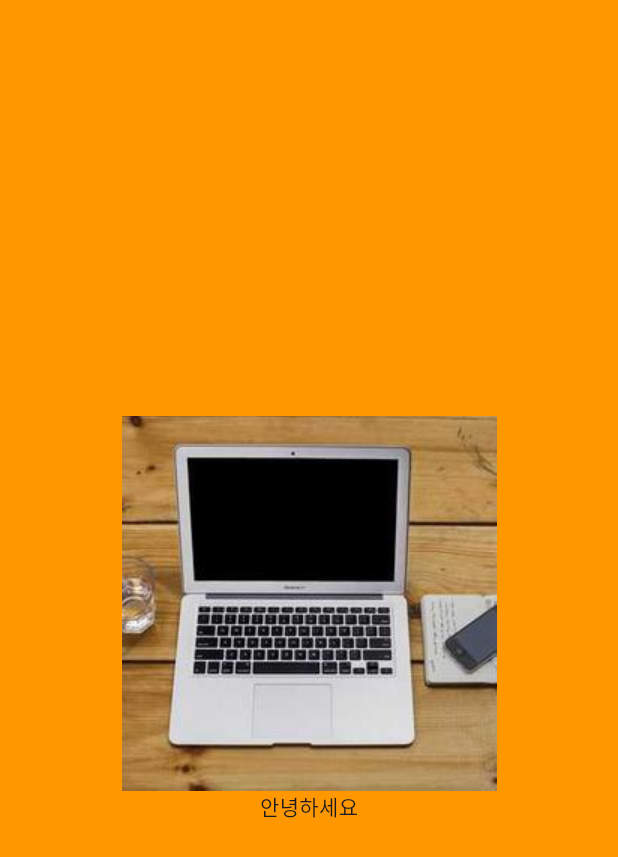
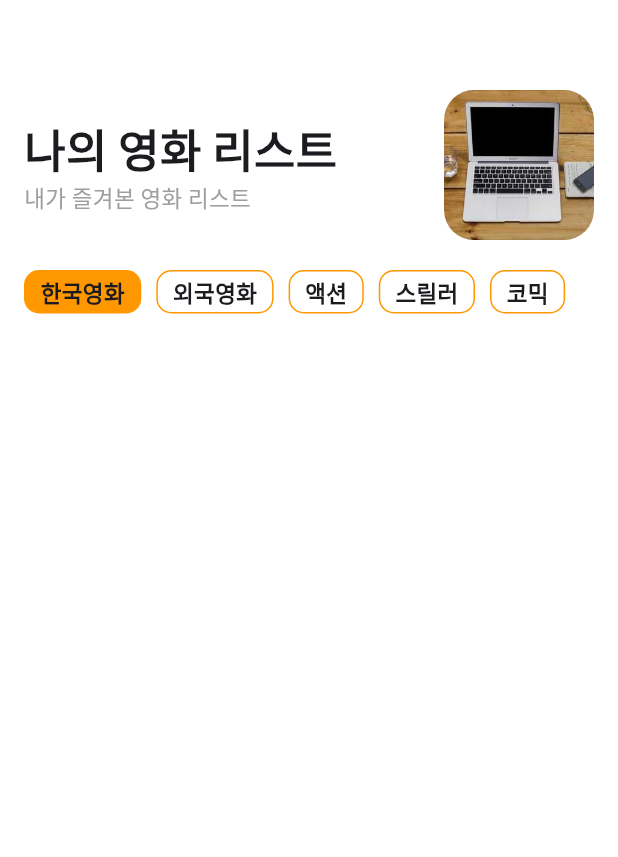
Before and after one commit to mwpark01/my_movie_list, a Flutter app: the screen it shows after launch, on a phone screen of 412 x 824 dp. Shown: the top 857 px of the screen. Run offline on Flutter 3.47's test engine with Material 3 defaults, Android fonts, the phone set to English and light mode, and no system bars; our stand-ins replace google_fonts.

Commit message:
홈 화면에 영화 리스트 및 유형 선택 버튼 추가

```diff
--- a/lib/Screen/home_screen.dart
+++ b/lib/Screen/home_screen.dart
@@ -9,21 +9,146 @@ class HomeScreen extends StatefulWidget {
 }
 
 class _HomeScreenState extends State<HomeScreen> {
+  String nowType = '한국영화';
+
   @override
   Widget build(BuildContext context) {
     return Scaffold(
       body: Container(
+        // 안쪽으로 padding
+        padding: EdgeInsets.symmetric(horizontal: 16),
         width: double.infinity,
         height: double.infinity,
-        color: Colors.orange,
+        color: Colors.white,
         child: Column(
-          mainAxisAlignment: MainAxisAlignment.center,
           children: [
-            Image.asset('assets/images/test.jpg'),
-            Text('안녕하세요'),
+            SizedBox(height: 60),
+            Row(
+              mainAxisAlignment: MainAxisAlignment.spaceBetween,
+              children: [
+                Column(
+                  // 긴 텍스트 기준으로 정렬
+                  crossAxisAlignment: CrossAxisAlignment.start,
+                  children: [
+                    Text(
+                      '나의 영화 리스트',
+                      style: TextStyle(
+                        fontSize: 30,
+                        fontWeight: FontWeight.bold,
+                      ),
+                    ),
+                    Text(
+                      '내가 즐겨본 영화 리스트',
+                      style: TextStyle(fontSize: 15, color: Colors.grey),
+                    ),
+                  ],
+                ),
+                ClipRRect(
+                  borderRadius: BorderRadius.circular(20),
+                  child: Image.asset(
+                    'assets/images/test.jpg',
+                    width: 100,
+                    height: 100,
+                  ),
+                ),
+              ],
+            ),
+            SizedBox(height: 20),
+
+            Container(
+              width: double.infinity,
+              child: SingleChildScrollView(
+                scrollDirection: Axis.horizontal,
+                child: Row(
+                  mainAxisAlignment: MainAxisAlignment.start,
+                  children: [
+                    TypeButton(
+                      text: '한국영화',
+                      isSelected: nowType == '한국영화',
+                      onSelected: (){
+                        setState(() {
+                          nowType = '한국영화';
+                        });
+                        },
+                      ),
+                    TypeButton(
+                      text: '외국영화',
+                      isSelected: nowType == '외국영화',
+                      onSelected: (){
+                        setState(() {
+                          nowType = '외국영화';
+                        });
+                      },
+                    ),
+                    TypeButton(
+                      text: '액션',
+                      isSelected: nowType == '액션',
+                      onSelected: (){
+                        setState(() {
+                          nowType = '액션';
+                        });
+                      },
+                    ),
+                    TypeButton(
+                      text: '스릴러',
+                      isSelected: nowType == '스릴러',
+                      onSelected: (){
+                        setState(() {
+                          nowType = '스릴러';
+                        });
+                      },
+                    ),
+                    TypeButton(
+                      text: '코믹',
+                      isSelected: nowType == '코믹',
+                      onSelected: (){
+                        setState(() {
+                          nowType = '코믹';
+                        });
+                      },
+                    ),
+                  ],
+                ),
+              ),
+            ),
           ],
         ),
       ),
     );
   }
 }
+
+class TypeButton extends StatelessWidget {
+
+  String text;
+  bool isSelected;
+  Function onSelected;
+
+  TypeButton({
+    required this.text,
+    required this.isSelected,
+    required this.onSelected,
+  });
+
+  @override
+  Widget build(BuildContext context) {
+
+    // 이벤트에 따라
+    return GestureDetector(
+      onTap: () {
+        onSelected();
+      },
+      child: Container(
+        // 바깥쪽에서 오른쪽으로 띄우는 것
+        margin: EdgeInsets.only(right: 10),
+        padding: EdgeInsets.symmetric(vertical: 3, horizontal: 10),
+        child: Text('$text', style: TextStyle(fontSize: 15, fontWeight: FontWeight.bold),),
+        decoration: BoxDecoration(
+          border: Border.all(color: Colors.orange, width: 1),
+          borderRadius: BorderRadius.circular(10),
+          color: isSelected ? Colors.orange : Colors.white,
+        ),
+      ),
+    );
+  }
+}
```
